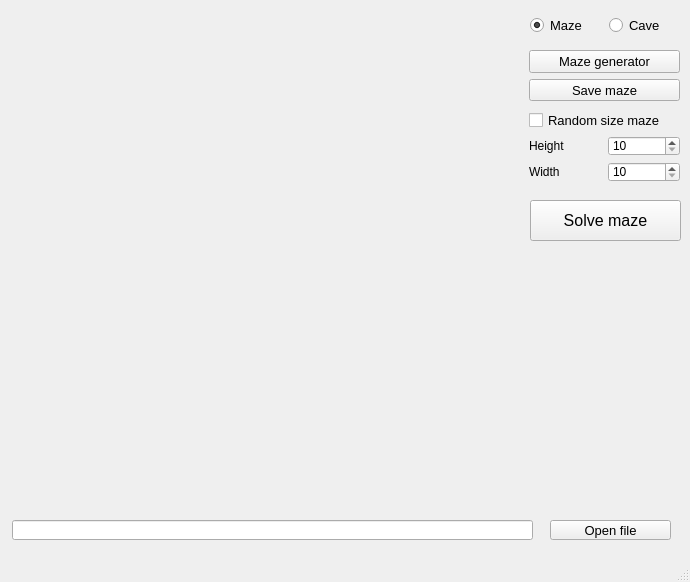
This is maze_view/maze_view.ui in mrdamos69/Maze as Qt 5 draws it before an edit. The edited form follows.
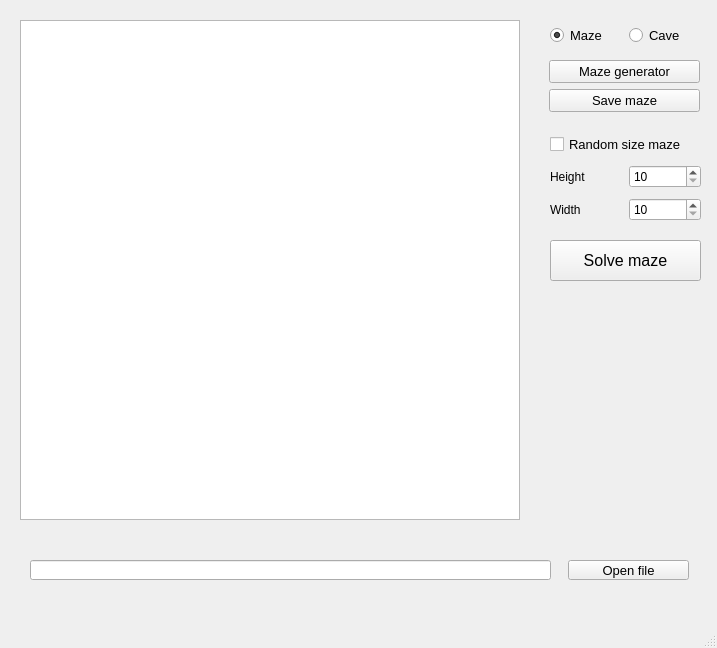
This is the edited form.

Patch:
```diff
--- a/maze_view/maze_view.ui
+++ b/maze_view/maze_view.ui
@@ -6,34 +6,19 @@
    <rect>
     <x>0</x>
     <y>0</y>
-    <width>690</width>
-    <height>582</height>
+    <width>717</width>
+    <height>648</height>
    </rect>
   </property>
   <property name="windowTitle">
    <string>Maze</string>
   </property>
   <widget class="QWidget" name="centralwidget">
-   <widget class="QWidget" name="widget" native="true">
-    <property name="geometry">
-     <rect>
-      <x>10</x>
-      <y>10</y>
-      <width>500</width>
-      <height>500</height>
-     </rect>
-    </property>
-    <property name="font">
-     <font>
-      <pointsize>7</pointsize>
-     </font>
-    </property>
-   </widget>
    <widget class="QPushButton" name="pushButton_open">
     <property name="geometry">
      <rect>
-      <x>550</x>
-      <y>520</y>
+      <x>568</x>
+      <y>560</y>
       <width>121</width>
       <height>20</height>
      </rect>
@@ -50,8 +35,8 @@
    <widget class="QLineEdit" name="lineEdit">
     <property name="geometry">
      <rect>
-      <x>12</x>
-      <y>520</y>
+      <x>30</x>
+      <y>560</y>
       <width>521</width>
       <height>20</height>
      </rect>
@@ -60,8 +45,8 @@
    <widget class="QWidget" name="horizontalLayoutWidget">
     <property name="geometry">
      <rect>
-      <x>530</x>
-      <y>10</y>
+      <x>550</x>
+      <y>20</y>
       <width>151</width>
       <height>31</height>
      </rect>
@@ -99,10 +84,10 @@
    <widget class="QWidget" name="gridLayoutWidget">
     <property name="geometry">
      <rect>
-      <x>529</x>
-      <y>110</y>
+      <x>550</x>
+      <y>130</y>
       <width>151</width>
-      <height>72</height>
+      <height>97</height>
      </rect>
     </property>
     <layout class="QGridLayout" name="gridLayout">
@@ -163,8 +148,8 @@
    <widget class="QPushButton" name="pushButton_run">
     <property name="geometry">
      <rect>
-      <x>530</x>
-      <y>200</y>
+      <x>550</x>
+      <y>240</y>
       <width>151</width>
       <height>41</height>
      </rect>
@@ -181,10 +166,10 @@
    <widget class="QWidget" name="verticalLayoutWidget">
     <property name="geometry">
      <rect>
-      <x>529</x>
-      <y>50</y>
+      <x>549</x>
+      <y>60</y>
       <width>151</width>
-      <height>51</height>
+      <height>54</height>
      </rect>
     </property>
     <layout class="QVBoxLayout" name="verticalLayout">
@@ -214,6 +199,16 @@
      </item>
     </layout>
    </widget>
+   <widget class="QGraphicsView" name="graphicsView">
+    <property name="geometry">
+     <rect>
+      <x>20</x>
+      <y>20</y>
+      <width>500</width>
+      <height>500</height>
+     </rect>
+    </property>
+   </widget>
   </widget>
   <widget class="QMenuBar" name="menubar">
    <property name="geometry">
```
Left out of the diff: 4 changed lines with no effect on the pictures.
